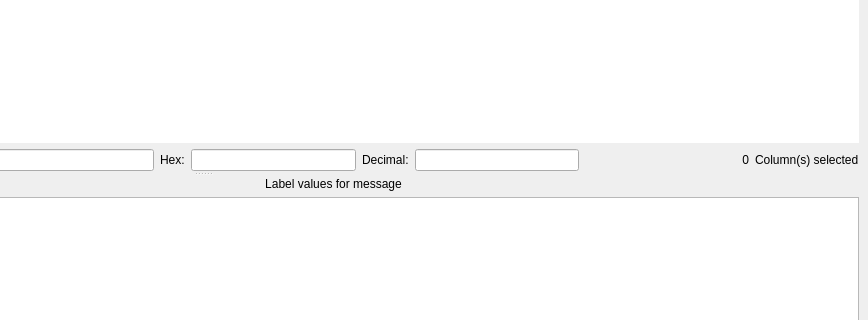
Qt form ui/analysis.ui (jopohl/urh) before a commit; both pictures show x 463 to 1331 and y 325 to 645 of the 1331 by 740 pixel window.
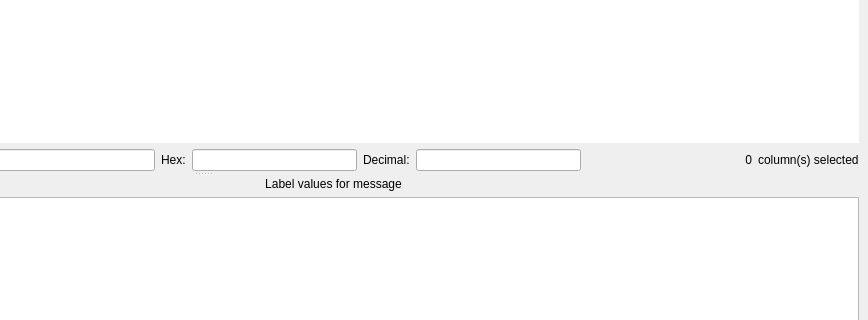
The same form after that commit. Icons and pictures are not drawn. Custom widgets are drawn as their Qt base class.

Patch:
```diff
--- a/ui/analysis.ui
+++ b/ui/analysis.ui
@@ -896,7 +896,7 @@
               <item>
                <widget class="QLabel" name="lColumnsSelectedText">
                 <property name="text">
-                 <string>Column(s) selected</string>
+                 <string>column(s) selected</string>
                 </property>
                </widget>
               </item>
```
Left out of the diff: 3 changed lines with no effect on the pictures.
